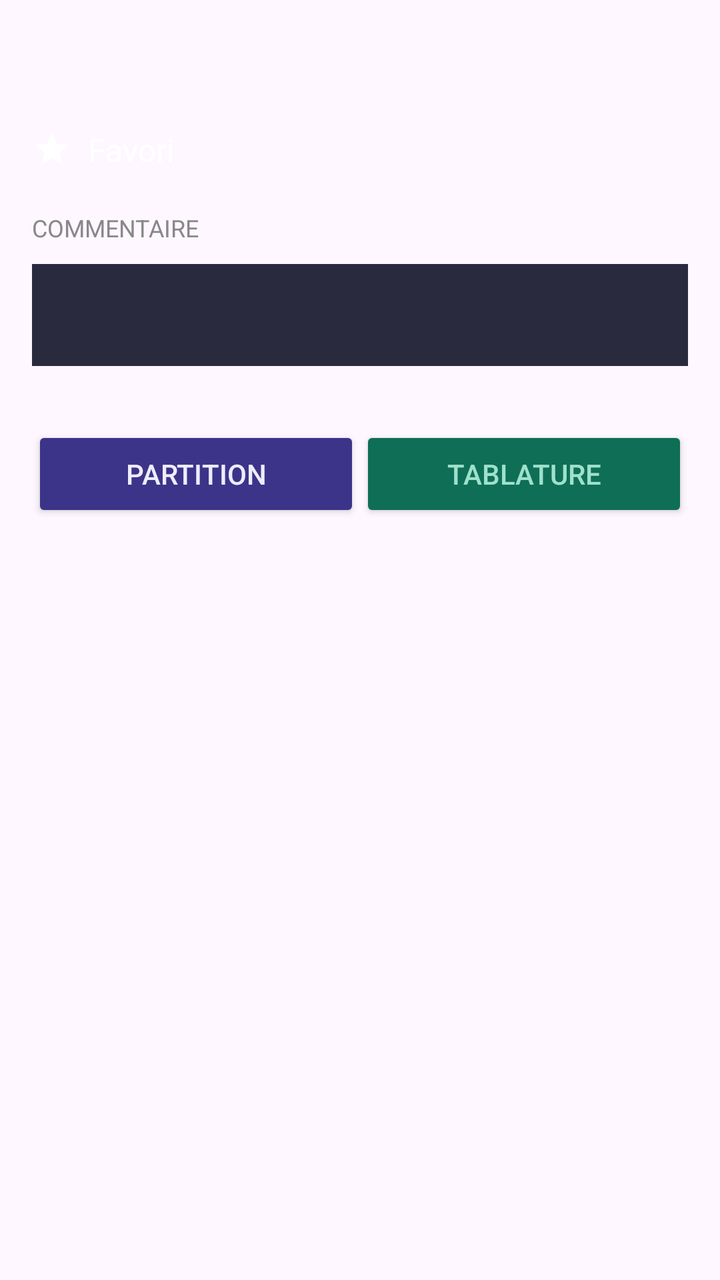
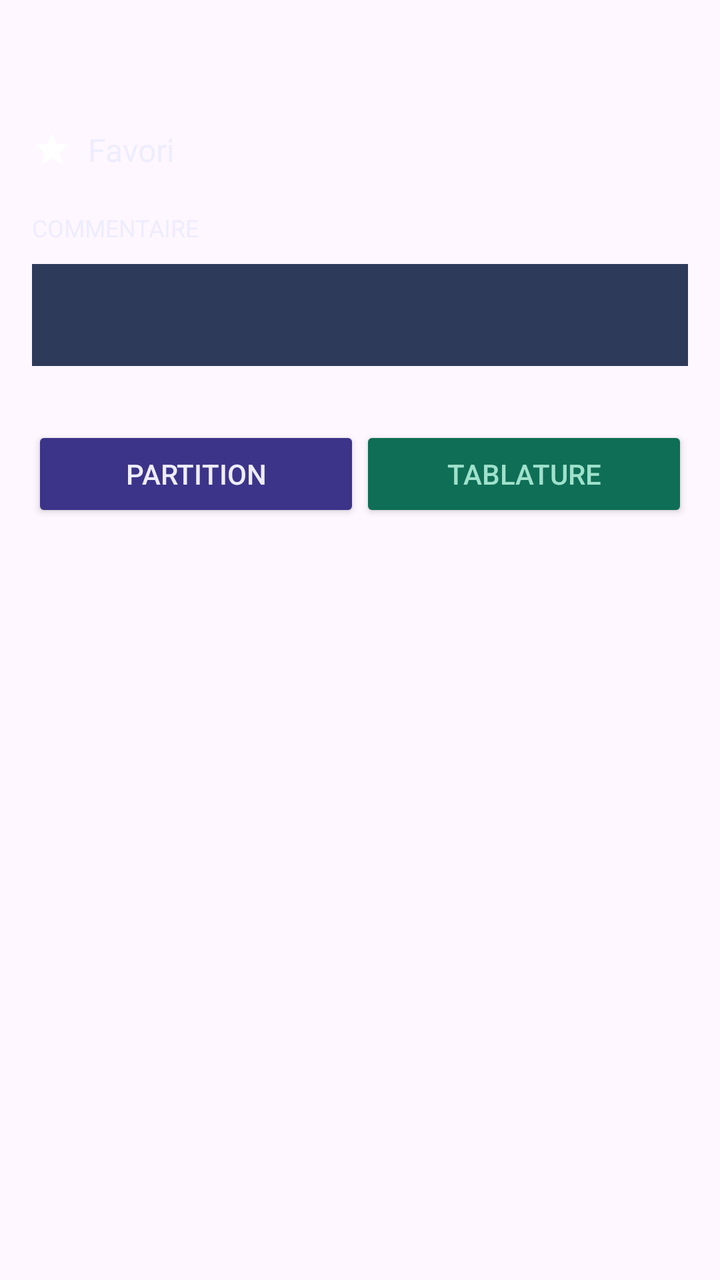

The first picture is an Android layout as it rendered before a commit; the second is the same layout after the commit. The layout source and the unified diff follow.
<!-- AndroidManifest.xml: application theme Theme.Guitar -->
<!-- res/layout/fragment_music.xml -->
<?xml version="1.0" encoding="utf-8"?>
<LinearLayout xmlns:android="http://schemas.android.com/apk/res/android"
    xmlns:tools="http://schemas.android.com/tools"
    android:layout_width="match_parent"
    android:layout_height="match_parent"
    android:orientation="vertical"
    tools:context=".ui.music.MusicFragment">

    <ProgressBar
        android:id="@+id/progressBar"
        android:layout_width="wrap_content"
        android:layout_height="wrap_content"
        android:layout_gravity="center"
        android:visibility="visible" />

    <ScrollView
        android:id="@+id/scrollContent"
        android:layout_width="match_parent"
        android:layout_height="match_parent"
        android:padding="16dp">

        <LinearLayout
            android:layout_width="match_parent"
            android:layout_height="wrap_content"
            android:orientation="vertical">

            <LinearLayout
                android:layout_width="match_parent"
                android:layout_height="wrap_content"
                android:orientation="horizontal"
                android:gravity="center_vertical"
                android:layout_marginBottom="20dp">

                <ImageView
                    android:id="@+id/iconFavorite"
                    android:layout_width="20dp"
                    android:layout_height="20dp"
                    android:src="@drawable/ic_star_filled"
                    android:layout_marginEnd="8dp" />

                <TextView
                    android:id="@+id/textFavorite"
                    android:layout_width="0dp"
                    android:layout_height="wrap_content"
                    android:layout_weight="1"
                    android:text="Favori"
                    android:textColor="#FFFFFF"
                    android:textSize="16sp" />

                <TextView
                    android:id="@+id/textBpm"
                    android:layout_width="wrap_content"
                    android:layout_height="wrap_content"
                    android:textColor="#AAAAAA"
                    android:textSize="14sp" />

            </LinearLayout>


























            <TextView
                android:layout_width="wrap_content"
                android:layout_height="wrap_content"
                android:text="COMMENTAIRE"
                android:textColor="#888888"
                android:textSize="12sp"
                android:textAllCaps="true"
                android:layout_marginBottom="10dp" />

            <TextView
                android:id="@+id/textComment"
                android:layout_width="match_parent"
                android:layout_height="wrap_content"
                android:background="#2A2A3E"
                android:padding="16dp"
                android:textColor="#CCCCCC"
                android:textSize="14sp"
                android:lineSpacingExtra="4dp"
                android:layout_marginBottom="30dp" />

            <LinearLayout
                android:layout_width="match_parent"
                android:layout_height="wrap_content"
                android:orientation="horizontal"
                >

                <Button
                    android:id="@+id/btnPartition"
                    android:layout_width="0dp"
                    android:layout_height="wrap_content"
                    android:layout_weight="1"
                    android:text="Partition"
                    android:backgroundTint="@color/dark_bagde"
                    android:textColor="@color/dark_text" />

                <Button
                    android:id="@+id/btnTablature"
                    android:layout_width="0dp"
                    android:layout_height="wrap_content"
                    android:layout_weight="1"
                    android:text="Tablature"
                    android:backgroundTint="@color/dark_tabBackground"
                    android:textColor="@color/dark_tabText" />

            </LinearLayout>

        </LinearLayout>
    </ScrollView>

</LinearLayout>
<!-- resources referenced by this layout -->
<resources>
  <color name="dark_bagde">#3C3489</color>
  <color name="dark_tabBackground">#0F6E56</color>
  <color name="dark_tabText">#9FE1CB</color>
  <color name="dark_text">#EEEDFE</color>
  <!-- drawable ic_star_filled (drawable) -->
  <vector xmlns:android="http://schemas.android.com/apk/res/android"
      android:height="24dp"
      android:viewportHeight="24"
      android:viewportWidth="24"
      android:width="24dp">
        
      <path
          android:fillColor="?attr/colorOnPrimary"
          android:pathData="M12,17.27L18.18,21l-1.64,-7.03L22,9.24l-7.19,-0.61L12,2 9.19,8.63 2,9.24l5.46,4.73L5.82,21z"/>
      
  </vector>
  <style name="Theme.Guitar" parent="Base.Theme.Guitar" />
  <style name="Base.Theme.Guitar" parent="Theme.Material3.DayNight.NoActionBar">
          
          
      </style>
</resources>

<!-- the commit's change to res/layout/fragment_music.xml (unified diff, before → after) -->
@@ -44,14 +44,14 @@
                     android:layout_height="wrap_content"
                     android:layout_weight="1"
                     android:text="Favori"
-                    android:textColor="#FFFFFF"
+                    android:textColor="@color/dark_text"
                     android:textSize="16sp" />
 
                 <TextView
                     android:id="@+id/textBpm"
                     android:layout_width="wrap_content"
                     android:layout_height="wrap_content"
-                    android:textColor="#AAAAAA"
+                    android:textColor="@color/dark_textSecondary"
                     android:textSize="14sp" />
 
             </LinearLayout>
@@ -85,21 +85,23 @@
                 android:layout_width="wrap_content"
                 android:layout_height="wrap_content"
                 android:text="COMMENTAIRE"
-                android:textColor="#888888"
+                android:textColor="@color/dark_text"
                 android:textSize="12sp"
                 android:textAllCaps="true"
                 android:layout_marginBottom="10dp" />
 
-            <TextView
+            <EditText
                 android:id="@+id/textComment"
                 android:layout_width="match_parent"
                 android:layout_height="wrap_content"
-                android:background="#2A2A3E"
+                android:background="@color/dark_line"
                 android:padding="16dp"
-                android:textColor="#CCCCCC"
+                android:textColor="@color/dark_text"
                 android:textSize="14sp"
                 android:lineSpacingExtra="4dp"
-                android:layout_marginBottom="30dp" />
+                android:layout_marginBottom="30dp"
+                android:inputType="textMultiLine"
+                android:gravity="top" />
 
             <LinearLayout
                 android:layout_width="match_parent"
<!-- resource entries referenced after the edit -->
@@ -1,9 +1,11 @@
 <!-- resources referenced by this layout -->
 <resources>
   <color name="dark_bagde">#3C3489</color>
+  <color name="dark_line">#2E3A5A</color>
   <color name="dark_tabBackground">#0F6E56</color>
   <color name="dark_tabText">#9FE1CB</color>
   <color name="dark_text">#EEEDFE</color>
+  <color name="dark_textSecondary">#AFA9EC</color>
   <!-- drawable ic_star_filled (drawable) -->
   <vector xmlns:android="http://schemas.android.com/apk/res/android"
       android:height="24dp"
